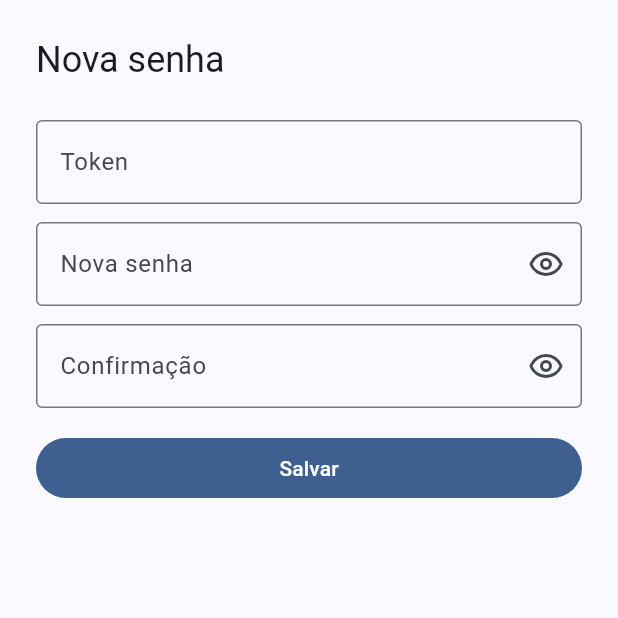
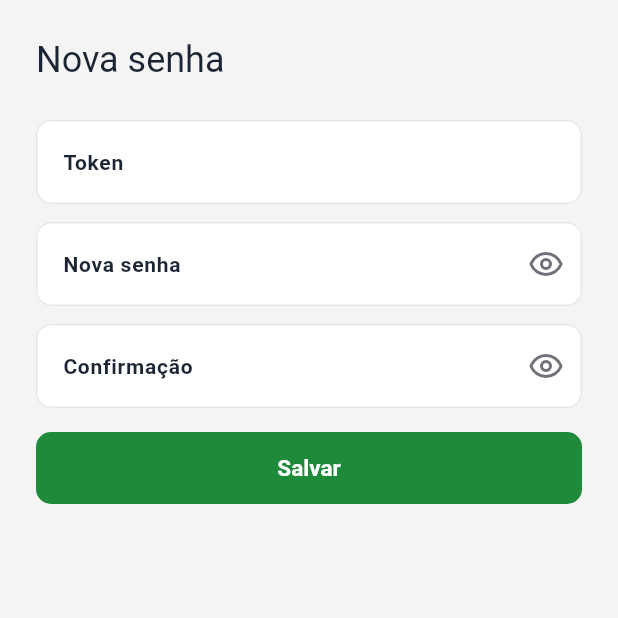
Before and after one commit to TSC-DEV-2026/sistemaponto, a Flutter app: the screen it shows after launch, after a tap on "Esqueci a senha", after a tap on "Enviar", after a tap on "Já tenho o token", on a phone screen of 412 x 824 dp, the top half of it. Run offline on Flutter 3.47's test engine with Material 3 defaults, Android fonts, the phone set to English and light mode, and no system bars; our stand-ins replace camera, dio, flutter_dotenv, flutter_riverpod, flutter_secure_storage, freezed_annotation and 4 more; missing offline and left inert: google_mlkit_face_detection, mobile_scanner, onnxruntime; accounts and stored records are empty; network calls fail.

Commit message:
feat(mobile): alinha a identidade visual do app ao site (#109)
O tema usa o verde, o papel e o grafite do site. O nome na entrada separa sistema e ponto.

Co-authored-by: Cursor <cursoragent@cursor.com>

```diff
--- a/mobile/lib/core/theme/app_theme.dart
+++ b/mobile/lib/core/theme/app_theme.dart
@@ -1,13 +1,145 @@
 import 'package:flutter/material.dart';
 
+/// Tokens da identidade do sistemaponto, os mesmos do site.
+class BrandColors {
+  const BrandColors._();
+
+  static const ink = Color(0xFF0A0A0A);
+  static const heading = Color(0xFF1B2534);
+  static const paper = Color(0xFFF4F4F5);
+  static const panel = Color(0xFFF3F4F6);
+  static const quiet = Color(0xFF71717A);
+  static const placeholder = Color(0xFF9CA3AF);
+  static const cta = Color(0xFF1E8A3A);
+  static const ctaDeep = Color(0xFF187432);
+  static const wordmark = Color(0xFF2DA468);
+  static const focus = Color(0xFF53BB7E);
+  static const danger = Color(0xFFEF5350);
+  static const field = Color(0xFFE4E8ED);
+  static const line = Color(0xFF222222);
+  static const stroke = Color(0xFFD9DEE5);
+  static const card = Color(0xFFE7EBF0);
+  static const tint = Color(0xFFEAF7EF);
+  static const white = Color(0xFFFFFFFF);
+}
+
 ThemeData appTheme() {
-  const seed = Color(0xFF1E293B);
-  final scheme = ColorScheme.fromSeed(seedColor: seed);
+  final scheme = ColorScheme.fromSeed(
+    seedColor: BrandColors.cta,
+    brightness: Brightness.light,
+  ).copyWith(
+    primary: BrandColors.cta,
+    onPrimary: BrandColors.white,
+    primaryContainer: BrandColors.tint,
+    onPrimaryContainer: BrandColors.ctaDeep,
+    secondary: BrandColors.wordmark,
+    onSecondary: BrandColors.white,
+    error: BrandColors.danger,
+    onError: BrandColors.white,
+    surface: BrandColors.white,
+    onSurface: BrandColors.heading,
+    onSurfaceVariant: BrandColors.quiet,
+    outline: BrandColors.field,
+    outlineVariant: BrandColors.card,
+  );
+  const radius = BorderRadius.all(Radius.circular(10));
+  const fieldBorder = OutlineInputBorder(
+    borderRadius: radius,
+    borderSide: BorderSide(color: BrandColors.field),
+  );
+  final text = Typography.material2021().black.apply(
+    bodyColor: BrandColors.heading,
+    displayColor: BrandColors.heading,
+  );
+
   return ThemeData(
     useMaterial3: true,
     colorScheme: scheme,
-    inputDecorationTheme: const InputDecorationTheme(
-      border: OutlineInputBorder(),
+    scaffoldBackgroundColor: BrandColors.paper,
+    canvasColor: BrandColors.paper,
+    dividerColor: BrandColors.card,
+    textTheme: text.copyWith(
+      bodySmall: text.bodySmall?.copyWith(color: BrandColors.quiet),
+      labelLarge: text.labelLarge?.copyWith(fontWeight: FontWeight.w600, color: BrandColors.heading),
+    ),
+    iconTheme: const IconThemeData(color: BrandColors.quiet),
+    appBarTheme: const AppBarTheme(
+      backgroundColor: BrandColors.white,
+      foregroundColor: BrandColors.heading,
+      surfaceTintColor: Colors.transparent,
+      elevation: 0,
+      scrolledUnderElevation: 0,
+    ),
+    navigationBarTheme: NavigationBarThemeData(
+      backgroundColor: BrandColors.white,
+      surfaceTintColor: Colors.transparent,
+      indicatorColor: BrandColors.cta.withValues(alpha: 0.12),
+      labelTextStyle: WidgetStateProperty.resolveWith((states) {
+        final selected = states.contains(WidgetState.selected);
+        return TextStyle(
+          fontSize: 12,
+          fontWeight: FontWeight.w600,
+          color: selected ? BrandColors.cta : BrandColors.quiet,
+        );
+      }),
+      iconTheme: WidgetStateProperty.resolveWith((states) {
+        final selected = states.contains(WidgetState.selected);
+        return IconThemeData(color: selected ? BrandColors.cta : BrandColors.quiet);
+      }),
+    ),
+    filledButtonTheme: FilledButtonThemeData(
+      style: FilledButton.styleFrom(
+        backgroundColor: BrandColors.cta,
+        foregroundColor: BrandColors.white,
+        disabledBackgroundColor: BrandColors.line,
+        disabledForegroundColor: BrandColors.placeholder,
+        minimumSize: const Size(64, 48),
+        shape: const RoundedRectangleBorder(borderRadius: radius),
+        textStyle: const TextStyle(fontSize: 15, fontWeight: FontWeight.w600),
+        elevation: 0,
+      ),
+    ),
+    outlinedButtonTheme: OutlinedButtonThemeData(
+      style: OutlinedButton.styleFrom(
+        foregroundColor: BrandColors.ink,
+        minimumSize: const Size(64, 40),
+        side: const BorderSide(color: BrandColors.stroke),
+        shape: const RoundedRectangleBorder(borderRadius: radius),
+        textStyle: const TextStyle(fontSize: 14, fontWeight: FontWeight.w600),
+      ),
+    ),
+    textButtonTheme: TextButtonThemeData(
+      style: TextButton.styleFrom(
+        foregroundColor: BrandColors.cta,
+        textStyle: const TextStyle(fontSize: 14, fontWeight: FontWeight.w600),
+      ),
+    ),
+    inputDecorationTheme: InputDecorationTheme(
+      filled: true,
+      fillColor: BrandColors.white,
+      labelStyle: const TextStyle(color: BrandColors.heading, fontWeight: FontWeight.w600, fontSize: 14),
+      floatingLabelStyle: const TextStyle(color: BrandColors.ctaDeep, fontWeight: FontWeight.w600),
+      hintStyle: const TextStyle(color: BrandColors.placeholder, fontSize: 14),
+      contentPadding: const EdgeInsets.symmetric(horizontal: 14, vertical: 16),
+      border: fieldBorder,
+      enabledBorder: fieldBorder,
+      focusedBorder: fieldBorder.copyWith(borderSide: const BorderSide(color: BrandColors.focus, width: 1.5)),
+      errorBorder: fieldBorder.copyWith(borderSide: const BorderSide(color: BrandColors.danger)),
+      focusedErrorBorder: fieldBorder.copyWith(borderSide: const BorderSide(color: BrandColors.danger, width: 1.5)),
+    ),
+    cardTheme: const CardThemeData(
+      color: BrandColors.white,
+      elevation: 0,
+      margin: EdgeInsets.zero,
+      shape: RoundedRectangleBorder(
+        borderRadius: BorderRadius.all(Radius.circular(14)),
+        side: BorderSide(color: BrandColors.card),
+      ),
+    ),
+    progressIndicatorTheme: const ProgressIndicatorThemeData(color: BrandColors.cta),
+    snackBarTheme: const SnackBarThemeData(
+      backgroundColor: BrandColors.heading,
+      contentTextStyle: TextStyle(color: BrandColors.white),
     ),
   );
 }
--- a/mobile/lib/features/auth/presentation/screens/login_screen.dart
+++ b/mobile/lib/features/auth/presentation/screens/login_screen.dart
@@ -51,7 +51,15 @@ class _LoginScreenState extends ConsumerState<LoginScreen> {
         child: ListView(
           padding: const EdgeInsets.all(24),
           children: [
-            Text('sistemaponto', style: Theme.of(context).textTheme.titleMedium),
+            Text.rich(
+              TextSpan(
+                text: 'sistema',
+                style: Theme.of(context).textTheme.titleMedium,
+                children: [
+                  TextSpan(text: 'ponto', style: TextStyle(color: Theme.of(context).colorScheme.secondary)),
+                ],
+              ),
+            ),
             const SizedBox(height: 8),
             Text('Entrar', style: Theme.of(context).textTheme.headlineSmall),
             const SizedBox(height: 24),
```
Also changed, not shown: 1 other file.
